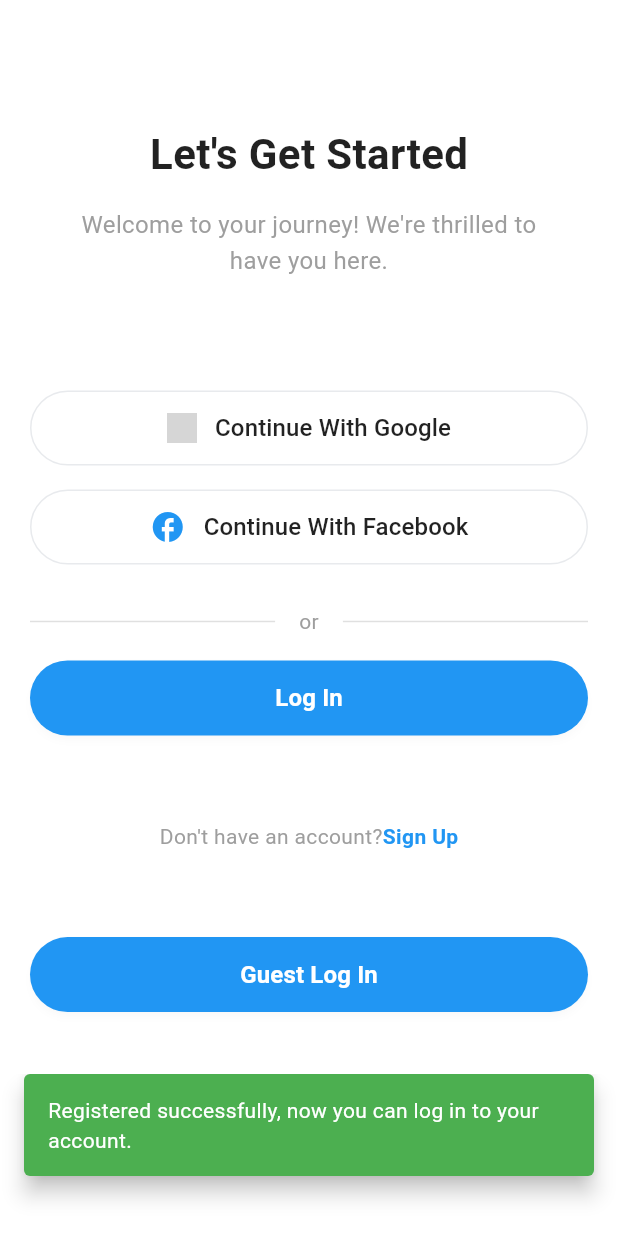
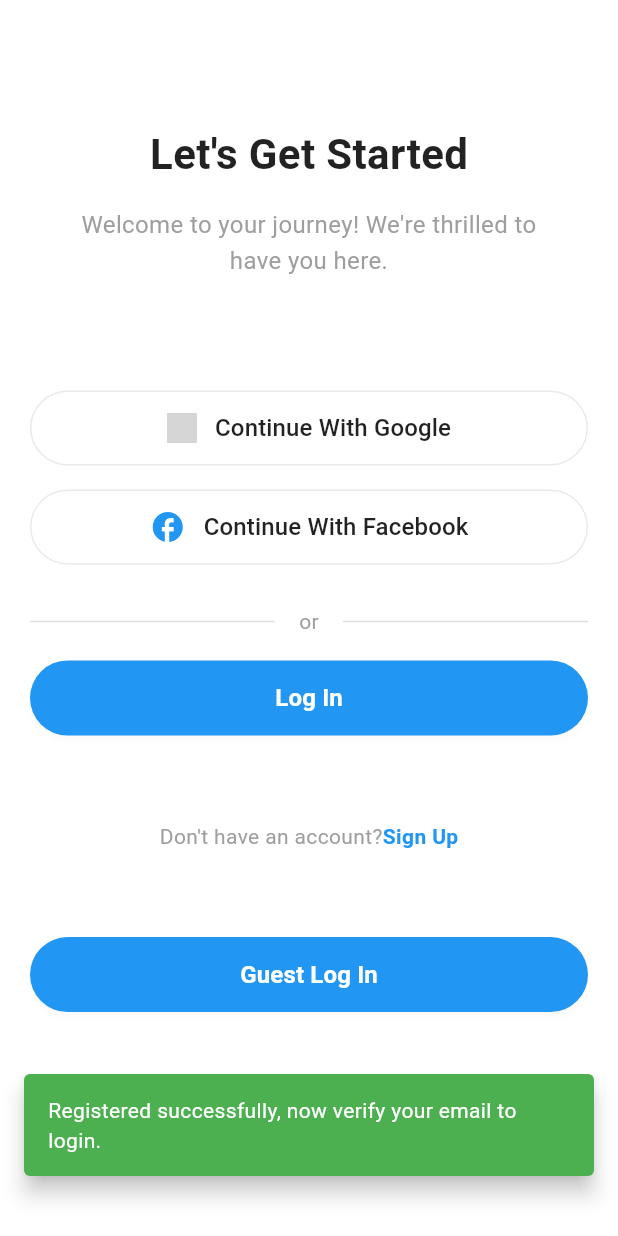
Before and after one commit to isislab-unisa/XRTourGuide, a Flutter app: the AuthFlowScreen screen opened directly, on a phone screen of 412 x 824 dp. Run offline on Flutter 3.47's test engine with Material 3 defaults, Android fonts, the phone set to English and light mode, and no system bars; our stand-ins replace camera, chewie, connectivity_plus, device_info_plus, dio, easy_localization and 11 more; missing offline and left inert: dart:ffi, dart:html, flutter_downloader, flutter_map_location_marker, flutter_map_pmtiles, markdown_widget and 3 more; accounts and stored records are empty; network calls fail; project files that could hold a hidden picture were left out; grey boxes are pictures that could not be loaded.

Commit message:
Fixed Build Options, Fixed registration successful message and Fixed Name of the app both for android and ios

```diff
--- a/mobile/assets/translations/en-US.json
+++ b/mobile/assets/translations/en-US.json
@@ -1,6 +1,6 @@
 {
     "app_name": "XR Tour Guide",
-    "register_success_message": "Registered successfully, now you can log in to your account.",
+    "register_success_message": "Registered successfully, now verify your email to login.",
     "onboarding_title": "Let's Get Started",
     "onboarding_subtitle": "Welcome to your journey! We're thrilled to have you here.",
     "google_log": "Continue With Google",
--- a/mobile/assets/translations/it-IT.json
+++ b/mobile/assets/translations/it-IT.json
@@ -1,6 +1,6 @@
 {
     "app_name": "XR Tour Guide",
-    "register_success_message": "Registrato con successo! Ora puoi accedere al tuo account.",
+    "register_success_message": "Registrato con successo! Verifica la mail per poter accedere all'account.",
     "onboarding_title": "Iniziamo",
     "onboarding_subtitle": "Benvenuto nel tuo viaggio! Siamo felici di averti qui.",
     "google_log": "Continua con Google",
--- a/mobile/lib/server_selection_screen.dart
+++ b/mobile/lib/server_selection_screen.dart
@@ -183,13 +183,12 @@ class _WelcomeScreenState extends ConsumerState<WelcomeScreen> {
                     // --- SEZIONE PULSANTI ---
                     if (_isLoading)
                       const CircularProgressIndicator()
-                    else
-                      if (_errorMessage != null)
+                    else if (_errorMessage != null || _servers.isEmpty)
                         Padding(
                           padding: const EdgeInsets.all(16.0),
                           child: Column(
                             children: [
-                              Text(_errorMessage!, style: const TextStyle(color: Colors.red)),
+                              Text(_errorMessage ?? "Nessun server disponibile", style: const TextStyle(color: Colors.red)),
                               ElevatedButton(
                                 onPressed: _fetchServers,
                                 child: const Text('Riprova'),
--- a/mobile/lib/services/api_service.dart
+++ b/mobile/lib/services/api_service.dart
@@ -16,7 +16,7 @@ class ApiService {
   final excludedPaths = [
   '/api/token/',
   '/api/token/refresh/',
-  '/register/',
+  '/api_register/',
   '/tour_list/',
   '/tour_details/',
   '/get_reviews_by_tour_id/',
@@ -29,7 +29,7 @@ class ApiService {
   static String basicUrl = 'https://';
   // static const String basicUrl = 'http://172.16.15.145:80';
 
-  static const String centralizedUrl = 'http://xrtourguide.di.unisa.it:8002';
+  static const String centralizedUrl = 'https://xrtourguide.di.unisa.it/communityserver/';
 
 
   ApiService(this.ref) : _dio = Dio(BaseOptions(baseUrl: centralizedUrl)) {
```
Also changed, not shown: 4 other files.
